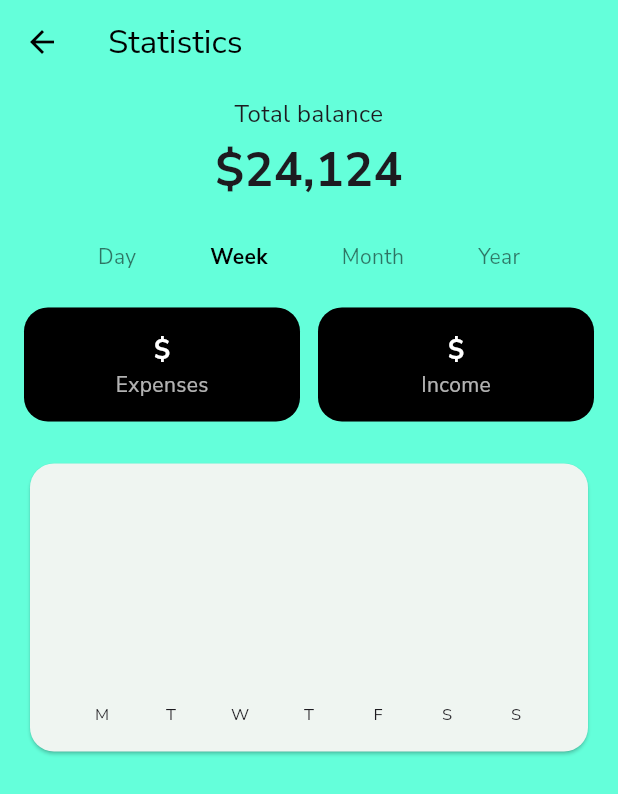
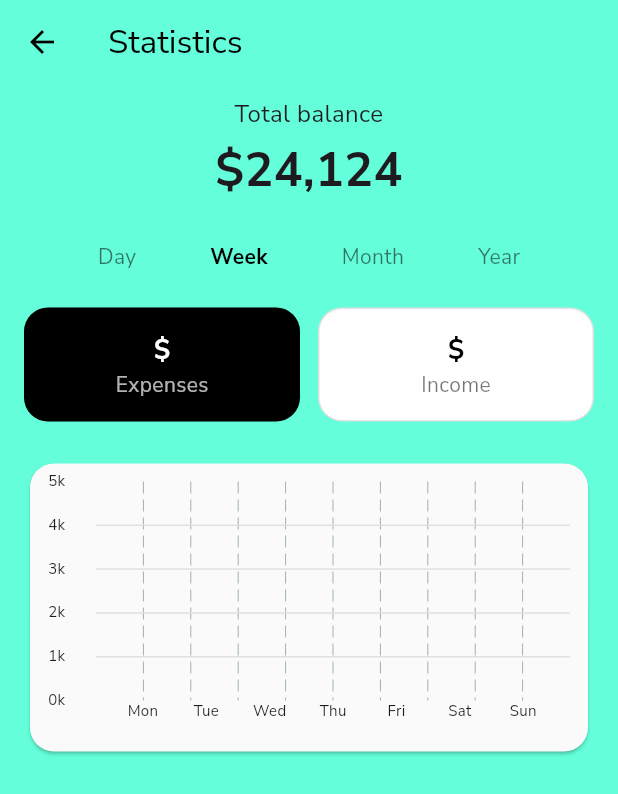
Before and after one commit to huynh-ngoc/INF134-Finance-App, a Flutter app: the screen it shows after launch, after a tap on "Control your finances", on a phone screen of 412 x 824 dp. Shown: the top 794 px of the screen. Run offline on Flutter 3.47's test engine with Material 3 defaults, Android fonts, the phone set to English and light mode, and no system bars; our stand-ins replace google_fonts.

Commit message:
Graph functional

```diff
--- a/lib/main.dart
+++ b/lib/main.dart
@@ -70,18 +70,16 @@ class _MainPageState extends State<MainPage> {
 
    @override
   Widget build(BuildContext context) {
-    // --- START OF MODIFICATION ---
     return Scaffold(
-      backgroundColor: Colors.black, // Set the background color of the Scaffold to black
-      body: Center( // Center your app content
+      backgroundColor: Colors.black,
+      body: Center(
         child: ConstrainedBox(
           constraints: const BoxConstraints(
-            maxWidth: 350, // Set your desired maximum width here (e.g., 600-800 is common for phone-like experiences)
+            maxWidth: 350,
           ),
           child: Container(
-            color: Theme.of(context).scaffoldBackgroundColor, // Use the default scaffold background color for your app content
-            child: Scaffold( // Your original Scaffold now becomes the child of the constrained container
-              //appBar: AppBar(title: Text('Finance Buddy')),
+            color: Theme.of(context).scaffoldBackgroundColor,
+            child: Scaffold(
               body: _pages[_selectedIndex],
               bottomNavigationBar: BottomNavigationBar(
                 items: _navItems,
--- a/lib/pages/home/graph.dart
+++ b/lib/pages/home/graph.dart
@@ -22,66 +22,110 @@ class StatisticsBar extends StatelessWidget {
 
   @override
   Widget build(BuildContext context) {
-    final data =
-        context.select<TransactionProvider, Map<DateTime, double>>((p) =>
-            p.grouped(kind: kind, range: range));
+    final provider = context.watch<TransactionProvider>();
+
+    final eData = provider.grouped(kind: TxKind.expense, range: range);
+    final iData = provider.grouped(kind: TxKind.income,  range: range);
 
     final groups = <BarChartGroupData>[];
-    int idx = 0;
-    data.entries.forEach((e) {
-      groups.add(BarChartGroupData(
-        x: idx++,
-        barsSpace: 2,
+    int x = 0;
+    eData.forEach((d, eVal) {
+      final iVal = iData[d] ?? 0;
+      groups.add(
+        BarChartGroupData(
+          x: x++,
           barRods: [
             BarChartRodData(
-            toY: e.value,
-            color: color,
-            width: 12,
-            borderRadius: BorderRadius.circular(4),
+              toY: eVal,
+              width: 8,
+              color: kind == TxKind.expense ? Colors.black : Colors.grey.shade400,
+              borderRadius: BorderRadius.circular(3),
+            ),
+        BarChartRodData(
+          toY: iVal,
+          width: 8,
+          color: kind == TxKind.income ? Colors.black : Colors.grey.shade200,
+          borderRadius: BorderRadius.circular(3),
         ),
       ],
-      ));
+      barsSpace: 6,
+    ),
+  );
 });
 
-    final maxY = data.values.isEmpty ? 10 : data.values.reduce((a, b) => a > b ? a : b);
+final allVals = [...eData.values, ...iData.values];
+final rawMax = (allVals.isEmpty ? 0 : allVals.reduce((a, b) => a > b ? a : b));
+final maxY = (rawMax < 5000 ? 5000 : rawMax).toDouble();
 
 return BarChart(
   BarChartData(
-        maxY: maxY * 1.15,
-        gridData: FlGridData(show: false),
+    minY: 0,
+    maxY: maxY,
+    gridData: FlGridData(
+      show: true,
+      drawHorizontalLine: true,
+      horizontalInterval: 1000,
+      getDrawingHorizontalLine: (idx) =>
+          FlLine(color: Colors.grey.shade300, strokeWidth: 1),
+    ),
     borderData: FlBorderData(show: false),
     titlesData: FlTitlesData(
-          leftTitles: AxisTitles(sideTitles: SideTitles(showTitles: false)),
+      leftTitles: AxisTitles(
+        sideTitles: SideTitles(
+          showTitles: true,
+          interval: 1000,
+          reservedSize: 32,
+          getTitlesWidget: (value, _) {
+            final intK = (value ~/ 1000);
+            return Text(
+              '${intK}k',
+              style: const TextStyle(fontSize: 10),
+            );
+          },
+        ),
+      ),
       rightTitles: AxisTitles(sideTitles: SideTitles(showTitles: false)),
       topTitles: AxisTitles(sideTitles: SideTitles(showTitles: false)),
+
       bottomTitles: AxisTitles(
         sideTitles: SideTitles(
           showTitles: true,
-              reservedSize: 24,
-              getTitlesWidget: (v, _) => Text(
-                _label(data.keys.elementAt(v.toInt()), range),
-                style: const TextStyle(fontSize: 11),
-              ),
+          getTitlesWidget: (double value, TitleMeta meta) {
+            final int index = value.toInt();
+            if (index < 0 || index >= eData.keys.length) return const SizedBox();
+            final dt = eData.keys.elementAt(index);
+            return Text(
+              _label(dt, range),
+              style: const TextStyle(fontSize: 10),
+            );
+          },
         ),
       ),
     ),
     barGroups: groups,
   ),
-      duration: const Duration(milliseconds: 750),
-      curve: Curves.easeOutCubic,
+  duration: const Duration(milliseconds: 400),
+      curve: Curves.easeOut,
     );
+
 }
-
   String _label(DateTime d, StatsRange r) {
     switch (r) {
       case StatsRange.day:
-        return d.hour.toString();
+        final hr = d.hour;
+        return (hr % 4 == 0) ? '${hr}:00 ' : '';
+
       case StatsRange.week:
-        return ['M','T','W','T','F','S','S'][d.weekday - 1];
+        return ['Mon', 'Tue', 'Wed', 'Thu', 'Fri', 'Sat', 'Sun'][d.weekday - 1];
+
       case StatsRange.month:
-        return d.day.toString();
+        return [
+          'Jan', 'Feb', 'Mar', 'Apr', 'May', 'Jun',
+          'Jul', 'Aug', 'Sep', 'Oct', 'Nov', 'Dec'
+        ][d.month - 1];
+
       case StatsRange.year:
-        return ['J','F','M','A','M','J','J','A','S','O','N','D'][d.month - 1];
+        return '${d.year}';
     }
   }
 }
--- a/lib/pages/home/statistics.dart
+++ b/lib/pages/home/statistics.dart
@@ -72,37 +72,47 @@ class _StatisticsPageState extends State<StatisticsPage> {
 
 
             Row(
+              mainAxisAlignment: MainAxisAlignment.spaceBetween,
               children: [
-                Expanded(child: _statCard('\$', 'Expenses',
+                Expanded(
+                  child: _statCard(
+                    '\$', 'Expenses',
                     selected: _kind == TxKind.expense,
-                    onTap: () => setState(() => _kind = TxKind.expense))),
+                    onTap: () => setState(() => _kind = TxKind.expense),
+                  ),
+                ),
                 const SizedBox(width: 12),
-                Expanded(child: _statCard('\$', 'Income',
+                Expanded(
+                  child: _statCard(
+                    '\$', 'Income',
                     selected: _kind == TxKind.income,
                     onTap: () => setState(() => _kind = TxKind.income),
-                    inverted: true)),
+                  ),
+                ),
               ],
             ),
 
             const SizedBox(height: 24),
 
-            // Graph TBD
+
             SizedBox(
               height: 200,
               child: Card(
-                shape: RoundedRectangleBorder(borderRadius: BorderRadius.circular(16)),
+                shape: RoundedRectangleBorder(
+                    borderRadius: BorderRadius.circular(16)),
+                color: Colors.grey.shade50,
                 child: Padding(
-                  padding: const EdgeInsets.all(8),
+                  padding: const EdgeInsets.all(12),
                   child: StatisticsBar(
-                    kind:  _kind,
+                    kind: _kind,
                     range: _range,
-                    color: _kind == TxKind.expense ? Colors.black : Colors.green,
+                    color:
+                        (_kind == TxKind.expense) ? Colors.black : Colors.green,
                   ),
                 ),
               ),
             ),
 
-            // transactions list,
           ],
         ),
       ),
@@ -110,15 +120,13 @@ class _StatisticsPageState extends State<StatisticsPage> {
   }
 
    Widget _statCard(String amount, String label,
-      {required bool selected,
-       required VoidCallback onTap,
-       bool inverted = false}) {
+      {required bool selected, required VoidCallback onTap, bool inverted = false}) {
     return GestureDetector(
       onTap: onTap,
       child: Container(
         padding: const EdgeInsets.symmetric(vertical: 14),
         decoration: BoxDecoration(
-          color: selected ^ inverted ? Colors.black : Colors.white,
+          color: selected ? Colors.black : Colors.white,
           borderRadius: BorderRadius.circular(16),
           border: Border.all(color: Colors.black12),
         ),
@@ -126,13 +134,12 @@ class _StatisticsPageState extends State<StatisticsPage> {
           children: [
             Text(amount,
                 style: TextStyle(
-                    color: selected ^ inverted ? Colors.white : Colors.black,
+                    color: selected ? Colors.white : Colors.black,
                     fontWeight: FontWeight.bold,
                     fontSize: 18)),
             Text(label,
                 style: TextStyle(
-                    color:
-                        selected ^ inverted ? Colors.white70 : Colors.black54)),
+                     color: selected ? Colors.white70 : Colors.black54)),
           ],
         ),
       ),
--- a/lib/pages/models/transaction_provider.dart
+++ b/lib/pages/models/transaction_provider.dart
@@ -1,126 +1,129 @@
+// lib/pages/models/transaction_provider.dart
 import 'package:flutter/material.dart';
+import 'package:flutter/cupertino.dart';
 
 import "../../pages/wallet/models/transaction.dart";
 
 enum StatsRange { day, week, month, year }
 
-
 extension on DateTime {
   DateTime get justDate => DateTime(year, month, day);
-  DateTime get firstDayOfWeek => justDate.subtract(Duration(days: weekday - 1));
-  DateTime get firstDayOfMonth => DateTime(year, month);
 
+  DateTime get firstDayOfWeek =>
+      justDate.subtract(Duration(days: weekday - DateTime.monday));
 
-  DateTime get firstDayOfYear => DateTime(year);
+  DateTime get firstDayOfMonth => DateTime(year, month, 1);
+
+  DateTime get firstDayOfYear => DateTime(year, 1, 1);
 }
 
-
-class TransactionProvider  extends ChangeNotifier {
+class TransactionProvider extends ChangeNotifier {
   final List<Transaction> items = [];
 
   List<Transaction> mostRecent([int max = 10]) {
-    final copy = [...items]..sort((a,b) => b.date.compareTo(a.date));
+    final copy = [...items]..sort((a, b) => b.date.compareTo(a.date));
+    return copy.take(max).toList();
+  }
 
-    return copy.take(max).toList();
+  void add(Transaction item) {
+    items.add(item);
+    notifyListeners();
+  }
 
-  }
 
   Map<DateTime, double> grouped({
     required TxKind kind,
     required StatsRange range,
-
   }) {
     final now = DateTime.now();
-    DateTime Function(DateTime) bucketStart;
-    int bucketCount;
+    final Map<DateTime, double> out = {};
 
     switch (range) {
       case StatsRange.day:
-        bucketStart = (d) => d.justDate;
-        bucketCount = 24;
+        final dayStart = DateTime(now.year, now.month, now.day);
+        for (int h = 0; h < 24; h++) {
+          out[dayStart.add(Duration(hours: h))] = 0;
+        }
         break;
+
       case StatsRange.week:
-        bucketStart = (d) => d.firstDayOfWeek;
-        bucketCount = 7;
+        final monday = now.firstDayOfWeek;
+        for (int d = 0; d < 7; d++) {
+          out[monday.add(Duration(days: d))] = 0;
+        }
         break;
+
       case StatsRange.month:
-        bucketStart = (d) => d.firstDayOfMonth;
-        bucketCount = DateUtils.getDaysInMonth(now.year, now.month);
+        final year = now.year;
+        for (int m = 1; m <= 12; m++) {
+          out[DateTime(year, m, 1)] = 0;
+        }
         break;
+
       case StatsRange.year:
-        bucketStart = (d) => d.firstDayOfYear;
-        bucketCount = 12;
+        final baseYear = now.year - 5;
+        for (int i = 0; i < 6; i++) {
+          out[DateTime(baseYear + i, 1, 1)] = 0;
+        }
         break;
     }
 
-    final Map<DateTime, double> out = {
-      for (int i = 0; i < bucketCount; i++)
-        _bucketLabelStart(now, i, range): 0
+    for (final item in items.where((t) => t.kind == kind)) {
+      late DateTime bucketKey;
+      switch (range) {
+        case StatsRange.day:
 
-    };
+          bucketKey = DateTime(
+            item.date.year,
+            item.date.month,
+            item.date.day,
+            item.date.hour,
+          );
+          break;
 
-    for (final item in items.where((item) => item.kind == kind)) {
-      final k = bucketStart(item.date);
-      if (out.containsKey(k)) out[k] = out[k]! + item.amount;
+        case StatsRange.week:
+          final mon = item.date.firstDayOfWeek;
+          bucketKey = DateTime(mon.year, mon.month, mon.day);
+          break;
+
+        case StatsRange.month:
+          bucketKey = DateTime(item.date.year, item.date.month, 1);
+          break;
+
+        case StatsRange.year:
+          bucketKey = DateTime(item.date.year, 1, 1);
+          break;
+      }
+
+      if (out.containsKey(bucketKey)) {
+        out[bucketKey] = out[bucketKey]! + item.amount;
+      }
     }
 
     return out;
-
-
-
-
-
-
   }
 
   Map<DateTime, List<Transaction>> byMonth() {
     final now = DateTime.now();
 
-    final m = <DateTime, List<Transaction>>{
+    final Map<DateTime, List<Transaction>> m = {
       for (int i = 0; i < 6; i++)
         DateTime(now.year, now.month - i): <Transaction>[],
     };
 
+    for (final item in items) {
+      final key = DateTime(item.date.year, item.date.month);
+      if (!m.containsKey(key)) {
 
-
-
-
-    for (final item in items)
-    {
-      final key = DateTime(item.date.year, item.date.month);
-      m.putIfAbsent(key, () => []).add(item);
+      } else {
+        m[key]!.add(item);
+      }
     }
 
-    for (final list in m.values)
-    {
-      list.sort((a,b) => b.date.compareTo(a.date));
+    for (final sublist in m.values) {
+      sublist.sort((a, b) => b.date.compareTo(a.date));
     }
+
     return m;
   }
-
-
-  DateTime _bucketLabelStart(DateTime base, int offset, StatsRange r) {
-    switch (r) {
-      case StatsRange.day:
-        return DateTime(base.year, base.month, base.day, offset);
-      case StatsRange.week:
-        return base.firstDayOfWeek.add(Duration(days: offset));
-      case StatsRange.month:
-        return DateTime(base.year, base.month, offset + 1);
-      case StatsRange.year:
-        return DateTime(base.year, offset + 1);
-    }
-  }
-
-
-  void add(Transaction item)
-  {
-    items.add(item);
-
-    notifyListeners();
-
-  }
-
-
-
 }
--- a/lib/pages/wallet/transactions_page.dart
+++ b/lib/pages/wallet/transactions_page.dart
@@ -20,12 +20,13 @@ class TransactionsPage extends StatelessWidget {
     final months = provider.byMonth();
     final now = DateTime.now();
     final keys = List<DateTime>.generate(
-      6,
-      (i) => DateTime(now.year, now.month - i),
-    );
+      13,
+      (i) => DateTime(now.year, now.month - 6 + i),
+    )..sort();
 
 
     return DefaultTabController(
+      initialIndex: 6,
       length: keys.length,
       child: Scaffold(
         appBar: AppBar(
```
Lines whose indentation alone changed are shown as unchanged.
